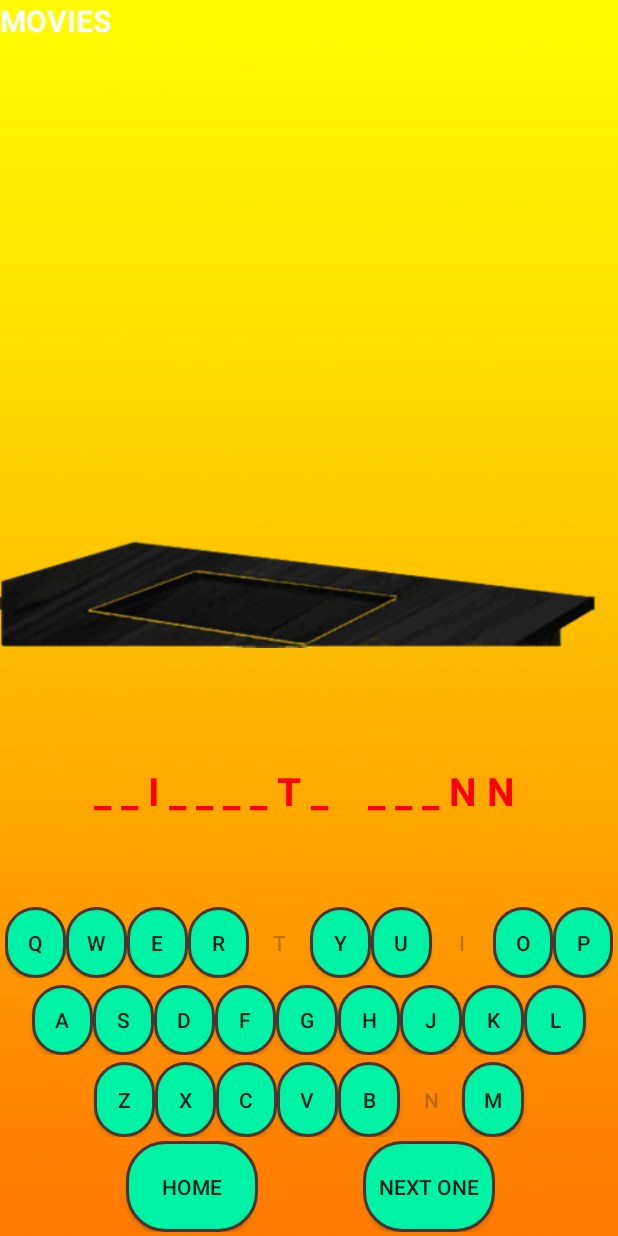
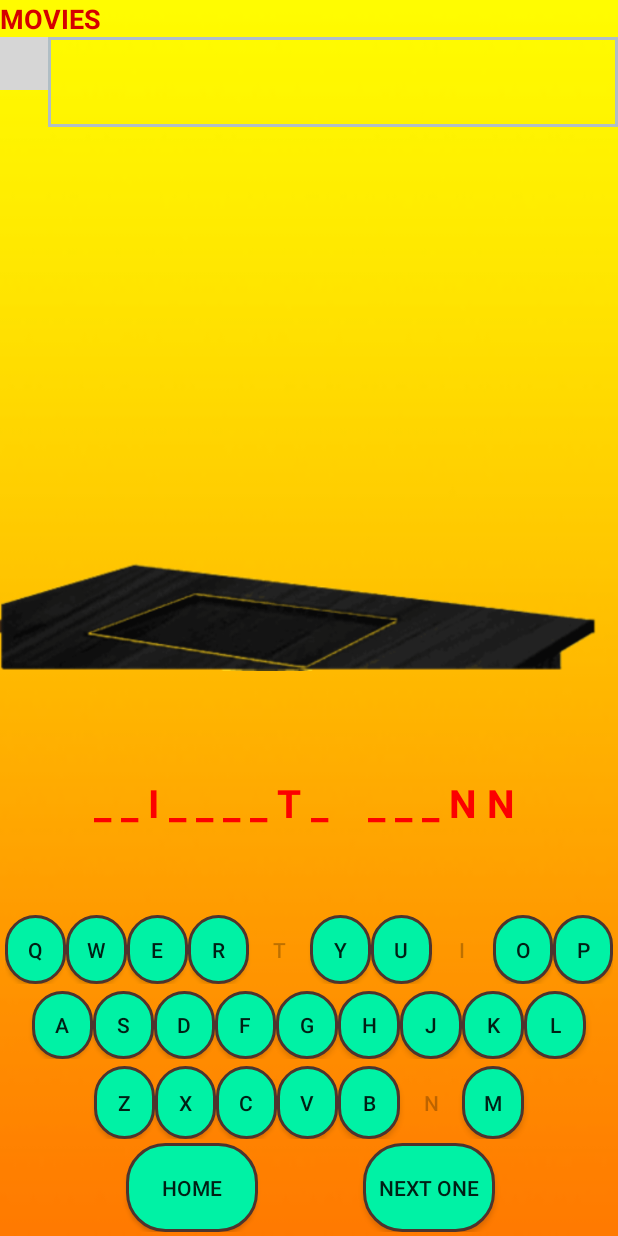
Before and after one commit to CharanNK/Hangman, an Android app: the GameplayActivity screen opened directly, with no data from a screen before it, on a phone screen of 412 x 824 dp. Run offline under Robolectric (Android 15) with nearby library versions, the phone set to English and light mode, and no system bars; 1 statement that could not run was skipped; grey boxes are pictures that could not be loaded.

Commit message:
Added clues. Added words in tvshows

```diff
--- a/app/src/main/java/com/charan/hangman/GameplayActivity.java
+++ b/app/src/main/java/com/charan/hangman/GameplayActivity.java
@@ -27,6 +27,7 @@ import java.util.Random;
 
 public class GameplayActivity extends AppCompatActivity {
     private Random randomGenerator = new Random();
+    private static int id = 0;
     private final String[] easylist = {"cat", "sun", "cup", "ghost", "pie", "cow", "banana",
             "bug", "book", "jar",
             "snake", "light", "tree",
@@ -88,19 +89,53 @@ public class GameplayActivity extends AppCompatActivity {
 
     };
 
+    private final String[] movieClues = {"John Nash is a Nobel Laureate in Economics","Portrayed by Keira Knightley",
+    "Starring Michael Keaton as Bruce Wayne"
+    };
+
+    private final String[] tvshowList = { "THE SIMPSONS","SIMON BAKER","GREYS ANATOMY","I LOVE LUCY","JAMES GANDOLFINI","THE X FACTOR",
+    "BAYWATCH","CHARLIE SHEEN","SUPERNATURAL","THE WALKING DEAD","KHLOE KARDASHIAN","STEVE CARELL","ANNE ROBINSON","SOUTH PARK","TRUE BLOOD",
+            "DALLAS","REGIS PHILBIN","EMMY AWARD","AMERICAN IDOL","RACHEL GREEN","THE COSBY SHOW","HOME IMPROVEMENT","GEORGE LOPEZ","GAME OF THRONES",
+    "EASTENDERS","SESAME STREET","PRIME SUSPECT","VERONICA MARS","UGLY BETTY","TINA FEY","AMERICAN DAD","BREAKING BAD","THE WEAKEST LINK",
+    "MARIO LOPEZ","JEREMY CLARKSON","MYTHBUSTERS","CRIMINAL MINDS","DOCTOR WHO","THE BACHELOR","FAMILY GUY","CHRIS HARRISON","JERSEY SHORE",
+    "GENERAL HOSPITAL","ESPN","HANNAH MONTANA","NCIS","THE TWILIGHT ZONE","HELEN MIRREN","DEXTER","LUKE AND LAURA","SOAP OPERA","THE FLINTSTONES",
+    "NIELSEN RATINGS","THE GLEE PROJECT","THE WORD NETWORK","AUSTRALIAN IDOL","USA NETWORK","ALL IN THE FAMILY"
+    };
+
+    private final String[] tvshowClues = {"Lisa and Maggie","Played Patrick Jane in The Mentalist and Nicholas Fallin in The Guardian",
+    "Seattle Grace Mercy West Hospital","Popular black-and-white series in 1950s","Plays lead role in \"The Sopranos\"","A replacement for Pop Idol",
+    "Los Angeles County Lifeguards","Played Charlie Harper in \"Two and a Half Men\"","Two demon hunter brothers","Starring Andrew Lincoln as Rick Grimes",
+    "Has two sisters","Michael Scott in \"The Office\"","Nickname \"Queen of Mean\"","Animated: Bizarre adventures of 4 boys","Based on \"The Southern Vampire Mysteries\" novels",
+    "Famous for \"Who shot J.R.?\" mystery","Hosted \"Who Wants to Be a Millionaire\"","A winged woman holding an atom","The Search for a Superstar",
+    "By Jennifer Aniston","TV's biggest hit in the 1980s","Tim Allen and Pamela Anderson","Manager of Powers & Sons Aviation","Based on George R. R. Martin's novel series \"A Song of Ice and Fire\"",
+    "Centers around the residents of Albert Square","Educational children TV Series","Helen Mirren as Detective Jane Tennison","Played by Kristen Bell",
+    "Played by America Ferrera","Actress: Wrote book \"Bossypants\"","CIA agent Stan Smith and his family","A chemistry teacher enters the world of crime!",
+    "Famous for its host Anne Robinson","hosted \"America's Best Dance Crew\"","One of the presenter of \"Top Gear\"","Science entertainment of Discovery Channel",
+    "Police procedural program","A Time Lord","Reality dating game show debuting in 2002 on ABC","The Griffin family","The Bachelorette and Bachelor Pad",
+    "8 housemates spending their summers at the ____","Starring Anthony Geary and Genie Francis","The Worldwide Leader In Sports","Teenage comedy-drama & musical show",
+    "Starring Mark Harmon as Leroy Jethro Gibbs","Anthology Series","Played Queen Elizabeth","Michael C. Hall in the title role.","Famous couple of \"General Hospital\"",
+    "A drama TV series","About a working class Stone Age man's life","An audience measurement system","American reality television series from Oxygen",
+    "The Undisputed Source for Urban Ministries and Gospel Music","Logie Award-winning singing competition","TV Channel: Slogan \"Characters Welcome\".",
+    "Main protagonist Archie Bunker"
+    };
+
     private final ArrayList<String> easyWords = new ArrayList<String>(Arrays.asList(easylist));
     private final ArrayList<String> dictionaryWords = new ArrayList<String>(Arrays.asList(dictionayList));
     private final ArrayList<String> animalWords = new ArrayList<String>(Arrays.asList(animalList));
     private final ArrayList<String> movieWords = new ArrayList<>(Arrays.asList(moviesList));
+    private final ArrayList<String> tvshowWords = new ArrayList<String>(Arrays.asList(tvshowList));
     private int curlevel = 0;
     private int curMan = 0;
     private ArrayList<Boolean> curAnswer;
     private String key;
+    private String[] clueList;
     Runnable runnable;
+    ImageView clueimage;
+    TextView cluebox;
 
     public static Integer[] mThumbIds = {
 
-            R.drawable.hang8,R.drawable.hang9,R.drawable.hang10,R.drawable.hang11
+            R.drawable.hang9,R.drawable.hang10,R.drawable.hang11
 
     };
 
@@ -149,38 +184,41 @@ public class GameplayActivity extends AppCompatActivity {
 
         switch (curlevel) {
             case 0:
-                key = movieWords.get(randomGenerator.nextInt(movieWords.size()));
+                clueList= movieClues;
+                key = movieWords.get(id=randomGenerator.nextInt(movieWords.size()));
                 break;
             case 1:
-                key = easyWords.get(randomGenerator.nextInt(easyWords.size()));
+                key = easyWords.get(id=randomGenerator.nextInt(easyWords.size()));
                 break;
             case 2:
-                key = dictionaryWords.get(randomGenerator.nextInt(dictionaryWords.size()));
+                key = dictionaryWords.get(id=randomGenerator.nextInt(dictionaryWords.size()));
                 break;
             case 3:
-                key = easyWords.get(randomGenerator.nextInt(easyWords.size()));
+                clueList = tvshowClues;
+                key = tvshowWords.get(id=randomGenerator.nextInt(tvshowWords.size()));
                 break;
             case 4:
-                key = dictionaryWords.get(randomGenerator.nextInt(dictionaryWords.size()));
+                key = dictionaryWords.get(id=randomGenerator.nextInt(dictionaryWords.size()));
                 break;
             case 5:
-                key = animalWords.get(randomGenerator.nextInt(animalWords.size()));
+                key = animalWords.get(id=randomGenerator.nextInt(animalWords.size()));
                 break;
             case 6:
-                key = dictionaryWords.get(randomGenerator.nextInt(dictionaryWords.size()));
+                key = dictionaryWords.get(id=randomGenerator.nextInt(dictionaryWords.size()));
                 break;
             case 7:
-                key = dictionaryWords.get(randomGenerator.nextInt(dictionaryWords.size()));
+                key = dictionaryWords.get(id=randomGenerator.nextInt(dictionaryWords.size()));
                 break;
             case 8:
-                key = dictionaryWords.get(randomGenerator.nextInt(dictionaryWords.size()));
+                key = dictionaryWords.get(id=randomGenerator.nextInt(dictionaryWords.size()));
                 break;
             case 9:
-                key = dictionaryWords.get(randomGenerator.nextInt(dictionaryWords.size()));
+                key = dictionaryWords.get(id=randomGenerator.nextInt(dictionaryWords.size()));
                 break;
         }
 
         Log.d("test", key);
+        Log.d("id", String.valueOf(id));
 
         curAnswer = new ArrayList<Boolean>();
         for (int i = 0; i < key.length(); i++) {
@@ -268,7 +306,7 @@ public class GameplayActivity extends AppCompatActivity {
         TextView textFill = (TextView) findViewById(R.id.textFill);
 
         if (isComplete) {
-            imageHanging.setImageResource(R.drawable.hanggood);
+            imageHanging.setImageResource(R.drawable.hanggood1);
             for (int i = 0; i < 26; i++) {
                 char c = (char) ('a' + i);
                 disableLetter(c);
@@ -276,6 +314,16 @@ public class GameplayActivity extends AppCompatActivity {
             textFill.setText(getCurAnser());
             return;
         }
+
+        clueimage.setOnClickListener(new View.OnClickListener() {
+            @Override
+            public void onClick(View v) {
+                if(clueList.length<id){
+                    cluebox.setText("Sorry,no clues available");
+                } else
+                cluebox.setText(clueList[id]);
+            }
+        });
 
         //not complete
         if (curMan < 8) {
@@ -358,6 +406,9 @@ public class GameplayActivity extends AppCompatActivity {
         TextView textLevel = (TextView) findViewById(R.id.textLevel);
         TextView textFill = (TextView) findViewById(R.id.textFill);
 
+        clueimage = (ImageView) findViewById(R.id.clueimage);
+        cluebox = (TextView) findViewById(R.id.cluebox);
+
         selectKey();
         switch (curlevel) {
             case 0:
@@ -368,6 +419,27 @@ public class GameplayActivity extends AppCompatActivity {
                 break;
             case 2:
                 textLevel.setText("SPORTS");
+                break;
+            case 3:
+                textLevel.setText("TV SHOWS");
+                break;
+            case 4:
+                textLevel.setText("PERSONALITIES");
+                break;
+            case 5:
+                textLevel.setText("ANIMALS");
+                break;
+            case 6:
+                textLevel.setText("COUNTRIES");
+                break;
+            case 7:
+                textLevel.setText("FASHION");
+                break;
+            case 8:
+                textLevel.setText("DICTIONARY");
+                break;
+            case 9:
+                textLevel.setText("MUSIC");
                 break;
         }
         textFill.setText(getCurAnser());
@@ -394,6 +466,7 @@ public class GameplayActivity extends AppCompatActivity {
 
     public void clickLetter(View view) {
         curMan++;
+        Log.d("Curman", String.valueOf(curMan));
         switch (view.getId()) {
             case R.id.buttonA:
                 inputLetter('a');
--- /dev/null
+++ b/app/src/main/res/drawable/back.xml
@@ -0,0 +1,5 @@
+<?xml version="1.0" encoding="utf-8"?>
+<shape xmlns:android="http://schemas.android.com/apk/res/android" android:shape="rectangle" >
+    <solid android:color="#00000000" />
+    <stroke android:width="2dp" android:color="#b0bec5"/>
+</shape>
--- a/app/src/main/res/layout/activity_gameplay.xml
+++ b/app/src/main/res/layout/activity_gameplay.xml
@@ -9,14 +9,36 @@
 
     <TextView
         android:id="@+id/textLevel"
-        android:layout_weight = "0.5"
+        android:layout_weight = "0.2"
         android:layout_height="0dp"
         android:layout_width="fill_parent"
         android:text=""
-        android:textSize = "20sp"
-        android:textColor = "#ffff"
+        android:textSize = "18sp"
+        android:textColor = "#d50000"
         android:textStyle = "bold"
     />
+    <LinearLayout
+        android:layout_width="match_parent"
+        android:layout_height="wrap_content"
+        android:orientation="horizontal"
+        android:layout_weight="0.2">
+        <ImageView
+            android:layout_width="35dp"
+            android:layout_height="35dp"
+            android:src="@drawable/questionmark"
+            android:paddingLeft="4dp"
+            android:paddingRight="4dp"
+            android:layout_weight="1"
+            android:id="@+id/clueimage" />
+        <TextView
+            android:layout_width="match_parent"
+            android:layout_height="match_parent"
+            android:textColor="#000000"
+            android:id="@+id/cluebox"
+            android:layout_weight="8"
+            android:textSize="20sp"
+            android:background="@drawable/back" />
+    </LinearLayout>
     <ImageView
         android:id="@+id/imageHanging"
         android:layout_weight = "3"
```
Also changed, not shown: app/src/main/AndroidManifest.xml (+6 -3 lines), app/src/main/res/drawable/hang9.png, app/src/main/res/drawable/hanggood1.png (added).
